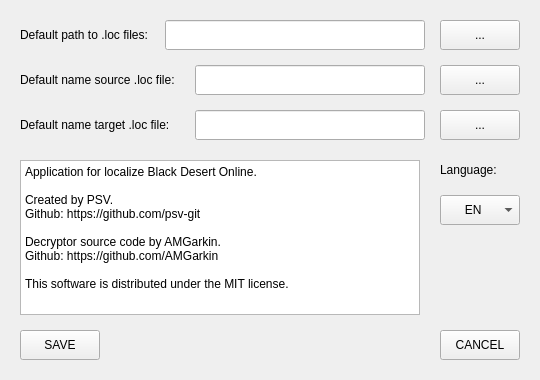
Above: src/Forms/SettingsWindow.ui from psv-git/BDOLang before the change. Below: the same form after it.
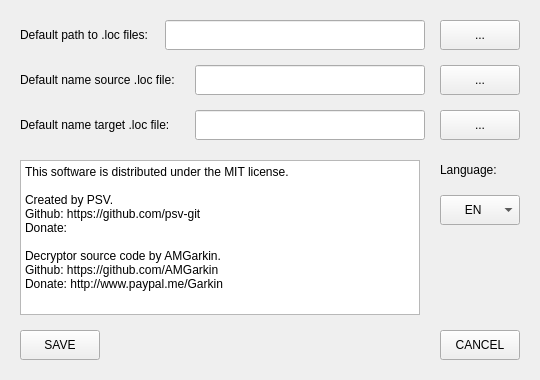
That is the form after the change. Custom widgets are drawn as their Qt base class.

```diff
--- a/src/Forms/SettingsWindow.ui
+++ b/src/Forms/SettingsWindow.ui
@@ -149,15 +149,15 @@
     <bool>true</bool>
    </property>
    <property name="plainText">
-    <string>Application for localize Black Desert Online.
+    <string>This software is distributed under the MIT license.
 
-Created by PSV. 
+Created by PSV.  
 Github: https://github.com/psv-git
+Donate: 
 
-Decryptor source code by AMGarkin.
+Decryptor source code by AMGarkin. 
 Github: https://github.com/AMGarkin
-
-This software is distributed under the MIT license.</string>
+Donate: http://www.paypal.me/Garkin</string>
    </property>
    <property name="backgroundVisible">
     <bool>false</bool>
```
